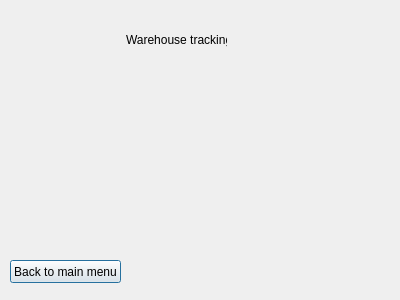
Before: the Qt Designer form Login/warehouse.ui in erynjohn/Employee-Database, drawn with Qt 5.
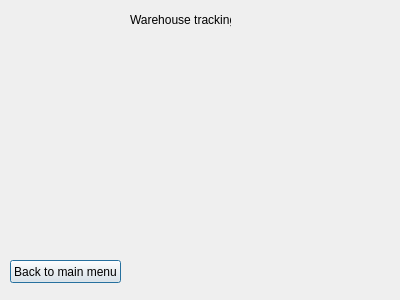
After: the same form once the commit is applied.

What changed in the file:
```diff
--- a/Login/warehouse.ui
+++ b/Login/warehouse.ui
@@ -16,8 +16,8 @@
   <widget class="QLabel" name="label">
    <property name="geometry">
     <rect>
-     <x>126</x>
-     <y>30</y>
+     <x>130</x>
+     <y>10</y>
      <width>101</width>
      <height>20</height>
     </rect>
```
